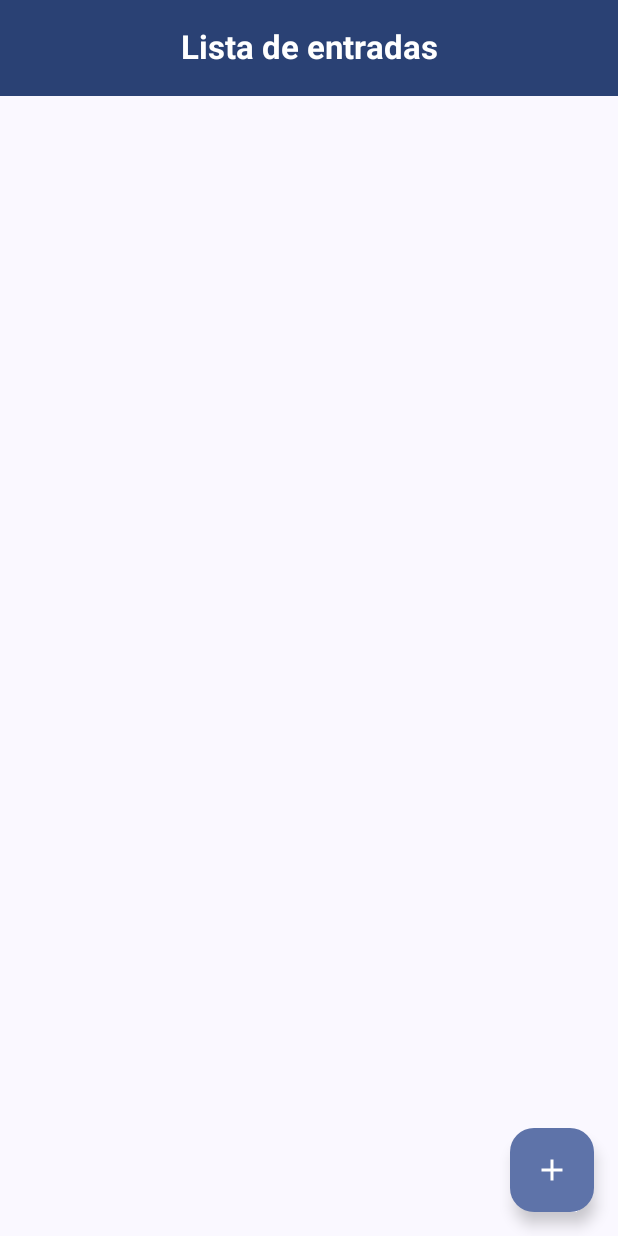
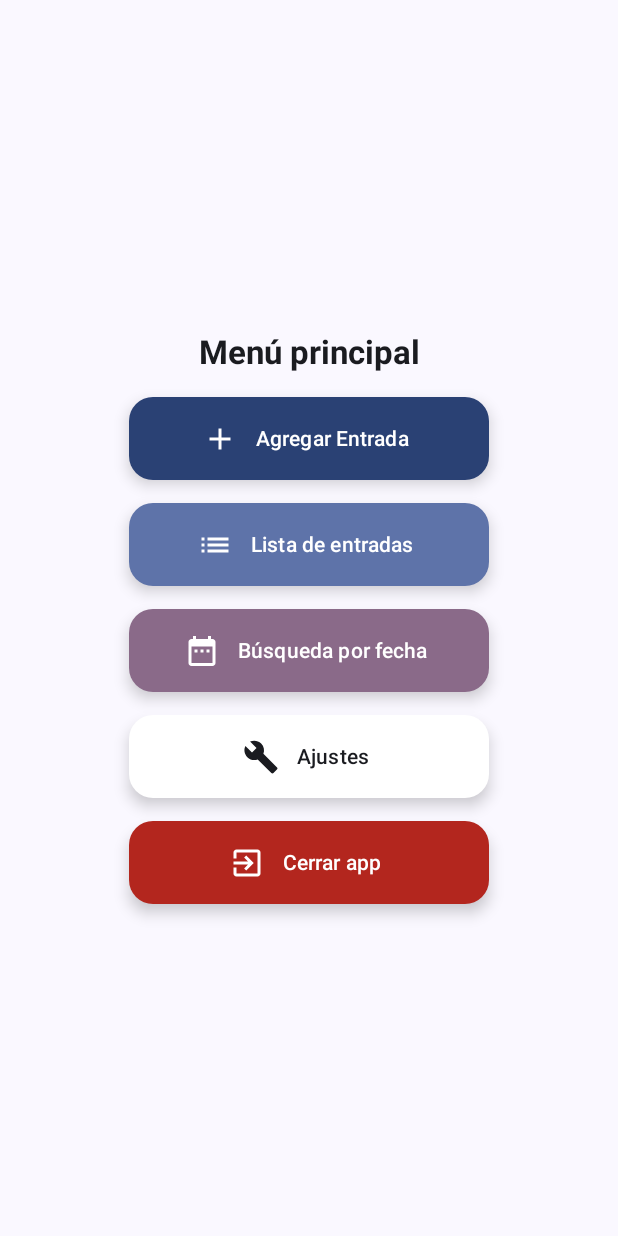
Before and after one commit to NLDaza/Time-Navigator-Diary-App, an Android app built with Jetpack Compose: the screen it shows after launch (MainActivity), on a phone screen of 412 x 824 dp. Run offline under Robolectric (Android 15) with nearby library versions, the phone set to English and light mode, and no system bars; our stand-ins replace Room's generated code.

Commit message:
Agregado el menu, modificado navigation menu, cambio del boton de addscreen

```diff
--- /dev/null
+++ b/app/src/main/java/com/taller/myapplication/ui/menu/MenuScreen.kt
@@ -0,0 +1,84 @@
+package com.taller.myapplication.ui.menu
+
+import android.annotation.SuppressLint
+import androidx.compose.foundation.layout.Arrangement
+import androidx.compose.foundation.layout.Column
+import androidx.compose.foundation.layout.Spacer
+import androidx.compose.foundation.layout.fillMaxSize
+import androidx.compose.foundation.layout.height
+import androidx.compose.material.icons.Icons
+import androidx.compose.material.icons.filled.Add
+import androidx.compose.material.icons.filled.Build
+import androidx.compose.material.icons.filled.DateRange
+import androidx.compose.material.icons.filled.ExitToApp
+import androidx.compose.material.icons.filled.List
+import androidx.compose.material3.Icon
+import androidx.compose.material3.MaterialTheme
+import androidx.compose.material3.Scaffold
+import androidx.compose.material3.Text
+import androidx.compose.runtime.Composable
+import androidx.compose.ui.Alignment
+import androidx.compose.ui.Modifier
+import androidx.compose.ui.res.stringResource
+import androidx.compose.ui.text.font.FontFamily
+import androidx.compose.ui.text.font.FontWeight
+import androidx.compose.ui.unit.dp
+import androidx.navigation.NavController
+import com.taller.myapplication.R
+import com.taller.myapplication.ui.AlertDialogGeneral
+import com.taller.myapplication.ui.CustomBtnMenu
+
+
+@Composable //Revisar los contentdescription, menu mejorado
+fun MenuScreen(navController: NavController){
+    Column (
+        modifier = Modifier.fillMaxSize(), //Para que ocupe lo máximo posible
+        verticalArrangement = Arrangement.Center,
+        horizontalAlignment = Alignment.CenterHorizontally,//Para que se alineen
+    ){
+        Text(
+            text = stringResource(id = R.string.main_screen),
+            fontWeight = FontWeight.Bold,
+            fontFamily = FontFamily.SansSerif,
+            style = MaterialTheme.typography.titleLarge
+        )
+        //Agregamos este botón para añadir una nueva entrada al diario
+        Spacer(modifier = Modifier.height(15.dp))
+        CustomBtnMenu(btnText = { Text(stringResource(id = R.string.add_entrie))},
+                      btnIcon = { Icon(Icons.Filled.Add, contentDescription = null)},
+                      containerColor = MaterialTheme.colorScheme.primary,
+                      onClick = {navController.navigate("add")}
+        )
+        Spacer(modifier = Modifier.height(15.dp))
+        CustomBtnMenu(btnText = { Text(stringResource(id = R.string
+            .entries_list))},
+                      btnIcon = { Icon(Icons.Filled.List, contentDescription = null)},
+                      containerColor = MaterialTheme.colorScheme.primaryContainer,
+                      onClick = {navController.navigate("list")}
+        )
+        Spacer(modifier = Modifier.height(15.dp))
+        //Búsqueda de entradas según un calendario, añadiremos un Date Picker, en proceso
+        CustomBtnMenu(btnText = { Text(stringResource(id = R.string.calendar))},
+                      btnIcon = { Icon(Icons.Filled.DateRange, contentDescription = null)},
+                      containerColor = MaterialTheme.colorScheme.tertiaryContainer,
+                      onClick = {}
+        )
+        Spacer(modifier = Modifier.height(15.dp))
+        //Abrimos los ajustes, en proceso
+        CustomBtnMenu(btnText = { Text(stringResource(id = R.string.settings))},
+                      btnIcon = { Icon(Icons.Filled.Build, contentDescription =
+                      null)},
+                      containerColor = MaterialTheme.colorScheme.onPrimary,
+                      onClick = {}
+        )
+        Spacer(modifier = Modifier.height(15.dp))
+        //Botón ara cerrar la app
+        AlertDialogGeneral(
+            title = { Text(stringResource(id = R.string.close_app))},
+            text = { Text(stringResource(id = R.string.are_u_sure))},
+            btnContainerColor = MaterialTheme.colorScheme.error,
+            btnAlertText = { Text(stringResource(id = R.string.close))},
+            btnAlertIcon = {Icon(Icons.Filled.ExitToApp,contentDescription = null)}
+        )
+    }
+}
--- a/app/src/main/java/com/taller/myapplication/ui/navigation/NavigationMenu.kt
+++ b/app/src/main/java/com/taller/myapplication/ui/navigation/NavigationMenu.kt
@@ -6,6 +6,8 @@ import androidx.navigation.compose.NavHost
 import androidx.navigation.compose.composable
 import androidx.navigation.compose.rememberNavController
 import androidx.navigation.navArgument
+import com.taller.myapplication.ui.menu.FirstScreen
+import com.taller.myapplication.ui.menu.MenuScreen
 import com.taller.myapplication.ui.screens.AddEntryScreen
 import com.taller.myapplication.ui.screens.EditEntryScreen
 import com.taller.myapplication.ui.screens.ListScreen
@@ -20,8 +22,11 @@ fun NavigationMenu(
 // al principio
     NavHost(
         navController = navController,
-        startDestination = "list"
+        startDestination = "menu"
     ) {
+        composable("menu") {
+            MenuScreen(navController)
+        }
         composable("list"){
             //MenuScreen(navController, viewmodel)
             ListScreen(navController, viewmodel)
--- a/app/src/main/java/com/taller/myapplication/ui/screens/ListScreen.kt
+++ b/app/src/main/java/com/taller/myapplication/ui/screens/ListScreen.kt
@@ -96,6 +96,10 @@ fun ContentListScreen(it: PaddingValues, navController: NavController,
                             text = it.month,
                             modifier = Modifier.align(Alignment.CenterHorizontally)
                         )
+                        Text(
+                            text = it.idEntry,
+                            modifier = Modifier.align(Alignment.CenterHorizontally)
+                        )
                         Row(
                             modifier= Modifier.fillMaxSize()
                         ){
--- a/app/src/main/res/values/strings.xml
+++ b/app/src/main/res/values/strings.xml
@@ -1,3 +1,15 @@
 <resources>
-    <string name="app_name">My Application</string>
+    <string name="app_name">Time Navigator</string>
+
+    <string name="close_app"> Cerrando la app</string>
+    <string name="are_u_sure">¿Estás seguro?</string>
+    <string name="main_screen">Menú principal</string>
+    <string name="add_entrie">Agregar Entrada</string>
+    <string name="entries_list">Lista de entradas</string>
+    <string name="cancel">Cancelar</string>
+    <string name="confirm">Confirmar</string>
+    <string name="calendar">Búsqueda por fecha</string>
+    <string name="close">Cerrar app</string>
+    <string name="save">Guardar</string>
+    <string name="settings">Ajustes</string>
 </resources>
```
Also changed, not shown: app/src/main/java/com/taller/myapplication/ui/Components.kt (added, +195 -0 lines), app/src/main/java/com/taller/myapplication/ui/screens/AddEntryScreen.kt (+23 -15 lines).
